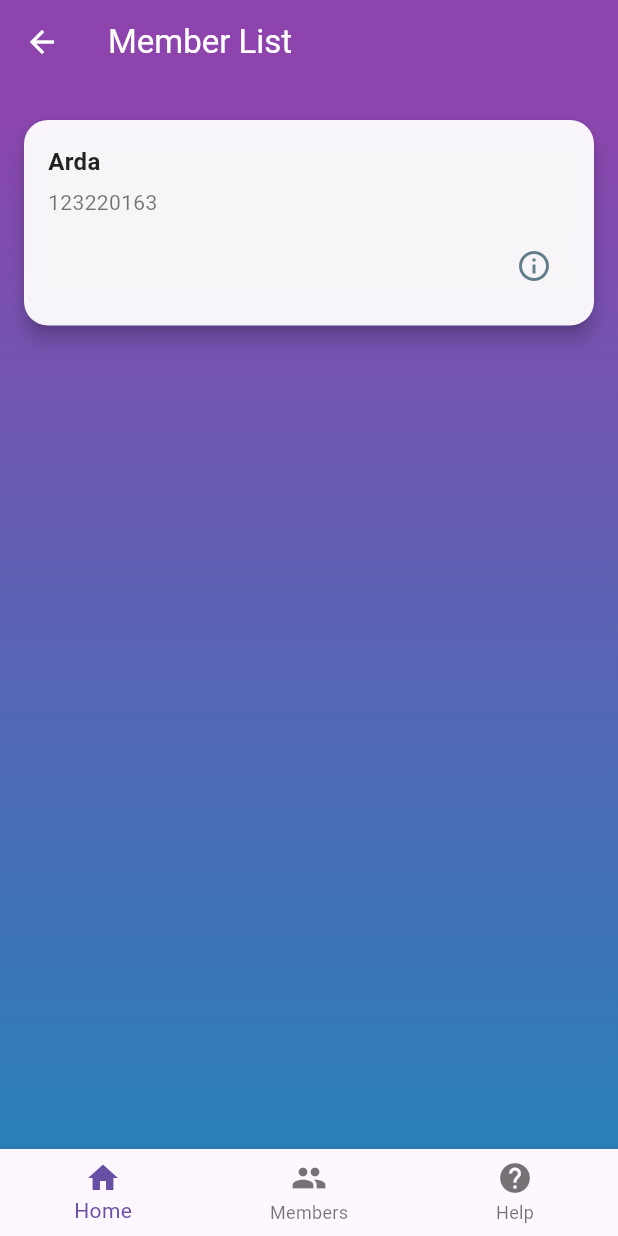
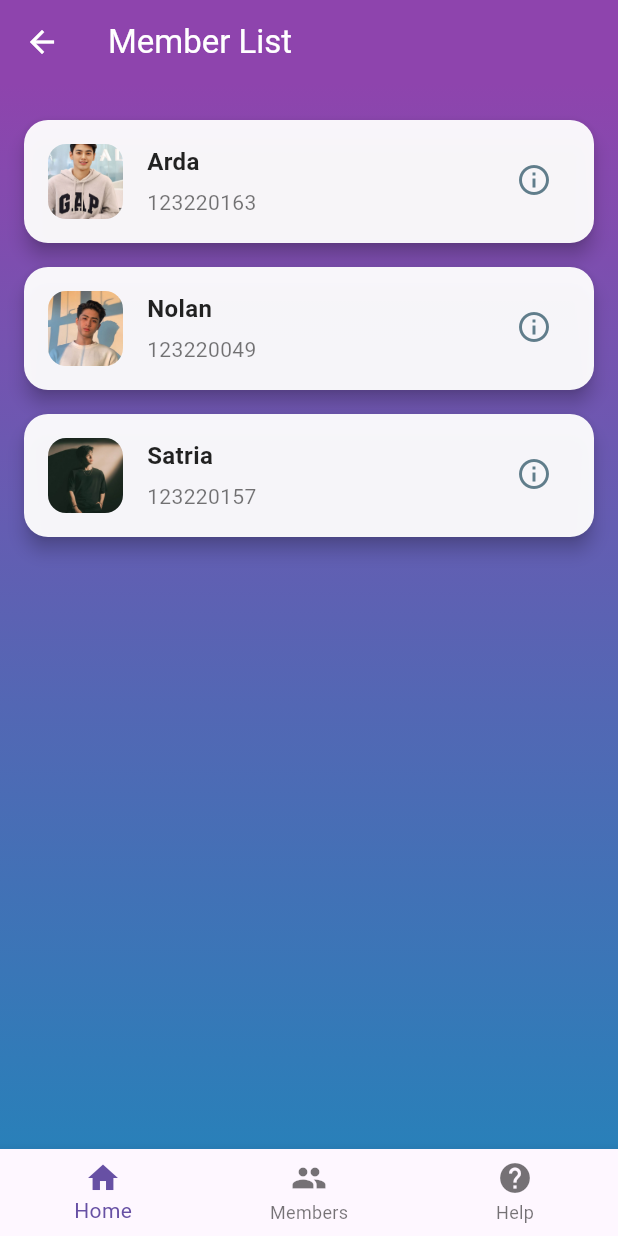
Before and after one commit to sattttttt/TrackApp, a Flutter app: the MembersScreen screen opened directly, on a phone screen of 412 x 824 dp. Run offline on Flutter 3.47's test engine with Material 3 defaults, Android fonts, the phone set to English and light mode, and no system bars; our stand-ins replace geolocator, shared_preferences; accounts and stored records are empty.

Commit message:
Asset,Member Update

```diff
--- a/trackapp/lib/screens/members_screen.dart
+++ b/trackapp/lib/screens/members_screen.dart
@@ -3,7 +3,21 @@ import '../widgets/bottom_nav.dart'; // Ensure this is imported
 
 class MembersScreen extends StatelessWidget {
   final List<Map<String, String>> members = [
-    {"name": "Arda", "description": "123220163"},
+    {
+      "name": "Arda",
+      "description": "123220163",
+      "image": "asset/1.jpg", // Path to the local image
+    },
+    {
+      "name": "Nolan",
+      "description": "123220049",
+      "image": "asset/2.jpg", // Path to the local image
+    },
+    {
+      "name": "Satria",
+      "description": "123220157",
+      "image": "asset/3.jpg", // Path to the local image
+    },
   ];
 
   @override
@@ -39,6 +53,22 @@ class MembersScreen extends StatelessWidget {
                   horizontal: 16,
                   vertical: 16,
                 ),
+                child: Row(
+                  crossAxisAlignment: CrossAxisAlignment.start,
+                  children: [
+                    // Profile picture of the member (use Image.asset to load local assets)
+                    ClipRRect(
+                      borderRadius: BorderRadius.circular(12),
+                      child: Image.asset(
+                        member["image"]!, // Replace with the local asset path
+                        width: 50,
+                        height: 50,
+                        fit: BoxFit.cover,
+                      ),
+                    ),
+                    const SizedBox(width: 16),
+                    // Member's name and description
+                    Expanded(
                       child: Column(
                         crossAxisAlignment: CrossAxisAlignment.start,
                         children: [
@@ -58,7 +88,11 @@ class MembersScreen extends StatelessWidget {
                               color: Colors.black54,
                             ),
                           ),
-                    const SizedBox(height: 8),
+                        ],
+                      ),
+                    ),
+                    const SizedBox(width: 8),
+                    // Icon button for showing member details
                     Align(
                       alignment: Alignment.centerRight,
                       child: IconButton(
@@ -86,7 +120,7 @@ class MembersScreen extends StatelessWidget {
           },
         ),
       ),
-      bottomNavigationBar: BottomNav(), // Static BottomNav without animation
+      bottomNavigationBar: BottomNav(),
     );
   }
 }
```
Also changed, not shown: trackapp/lib/screens/login_screen.dart (+10 -9 lines), trackapp/pubspec.yaml (+4 -3 lines), trackapp/asset/1.jpg (added), trackapp/asset/2.jpg (added), trackapp/asset/3.jpg (added). Lines whose indentation alone changed are shown as unchanged.
